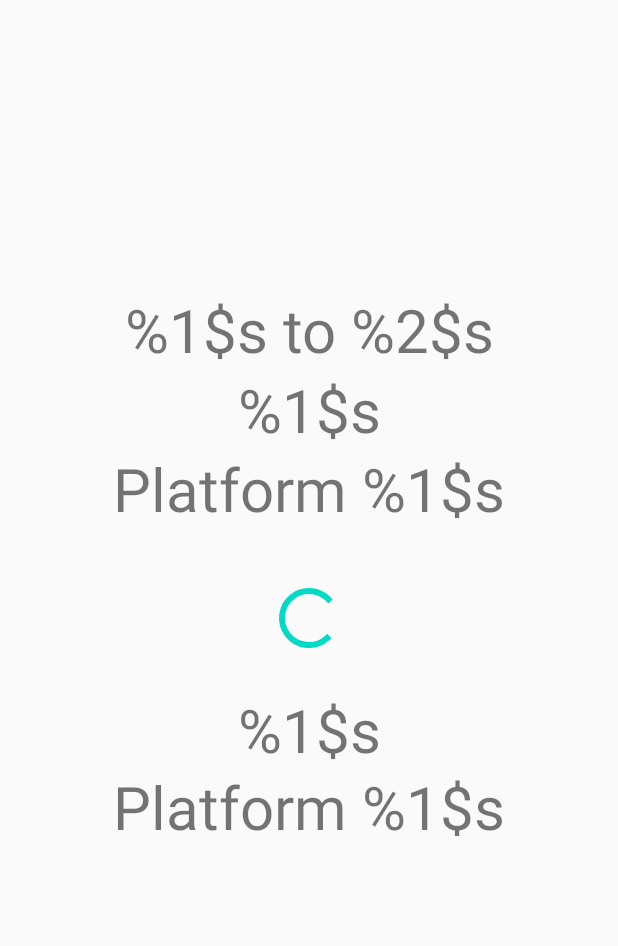
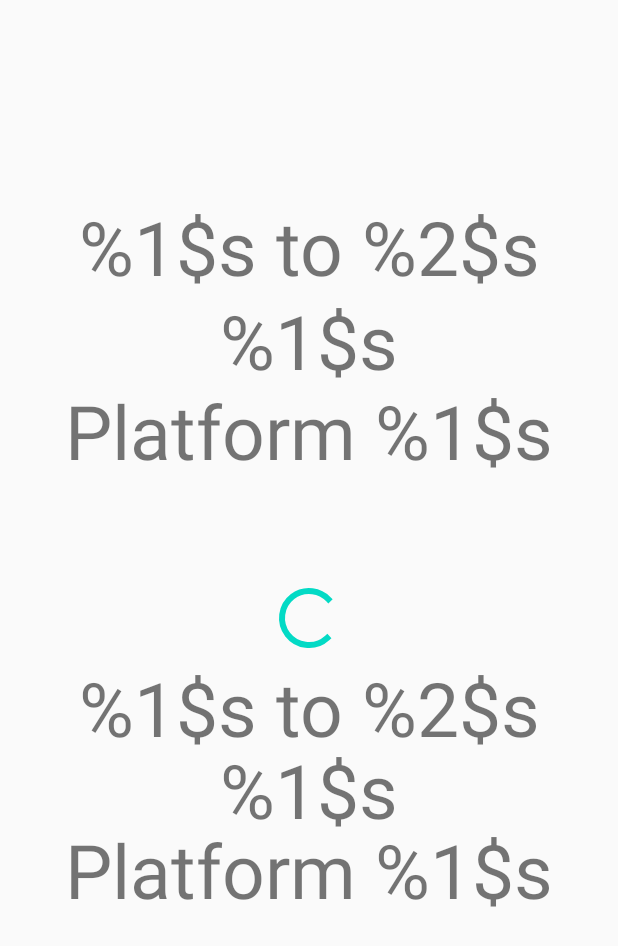
Before and after one commit to BenSuskins/commutestatus-android-app, an Android app: the layout activity_status.xml on its own in the app's theme, with its tools: preview values and no code run, on a phone screen of 412 x 824 dp. Shown: the top 946 px of the screen. Run offline under Robolectric (Android 15) with nearby library versions, the phone set to English and light mode, and no system bars.

Commit message:
Reformatted status page

```diff
--- a/app/src/main/res/layout/activity_status.xml
+++ b/app/src/main/res/layout/activity_status.xml
@@ -13,7 +13,7 @@
         android:layout_height="wrap_content"
         android:text="@string/platform"
         android:textAlignment="center"
-        android:textSize="40sp"
+        android:textSize="50sp"
         app:layout_constraintBottom_toBottomOf="parent"
         app:layout_constraintEnd_toEndOf="parent"
         app:layout_constraintHorizontal_bias="0.5"
@@ -29,7 +29,7 @@
         android:layout_marginBottom="339dp"
         android:text="@string/std"
         android:textAlignment="center"
-        android:textSize="40sp"
+        android:textSize="50sp"
         app:layout_constraintBottom_toBottomOf="parent"
         app:layout_constraintEnd_toEndOf="parent"
         app:layout_constraintStart_toStartOf="parent"
@@ -41,7 +41,7 @@
         android:layout_height="wrap_content"
         android:text="@string/status"
         android:textAlignment="center"
-        android:textSize="40sp"
+        android:textSize="50sp"
         app:layout_constraintBottom_toTopOf="@+id/toHomePlatform"
         app:layout_constraintEnd_toEndOf="parent"
         app:layout_constraintHorizontal_bias="0.5"
@@ -55,12 +55,13 @@
         android:layout_height="wrap_content"
         android:text="@string/std"
         android:textAlignment="center"
-        android:textSize="40sp"
+        android:textSize="50sp"
         app:layout_constraintBottom_toBottomOf="parent"
         app:layout_constraintEnd_toEndOf="parent"
+        app:layout_constraintHorizontal_bias="0.5"
         app:layout_constraintStart_toStartOf="parent"
         app:layout_constraintTop_toTopOf="parent"
-        app:layout_constraintVertical_bias="0.25" />
+        app:layout_constraintVertical_bias="0.173" />
 
     <TextView
         android:id="@+id/toWorkStatus"
@@ -68,7 +69,7 @@
         android:layout_height="wrap_content"
         android:text="@string/status"
         android:textAlignment="center"
-        android:textSize="40sp"
+        android:textSize="50sp"
         app:layout_constraintBottom_toTopOf="@+id/toWorkPlatform"
         app:layout_constraintEnd_toEndOf="parent"
         app:layout_constraintHorizontal_bias="0.5"
@@ -82,7 +83,7 @@
         android:layout_height="wrap_content"
         android:text="@string/platform"
         android:textAlignment="center"
-        android:textSize="40sp"
+        android:textSize="50sp"
         app:layout_constraintBottom_toBottomOf="parent"
         app:layout_constraintEnd_toEndOf="parent"
         app:layout_constraintHorizontal_bias="0.5"
```
